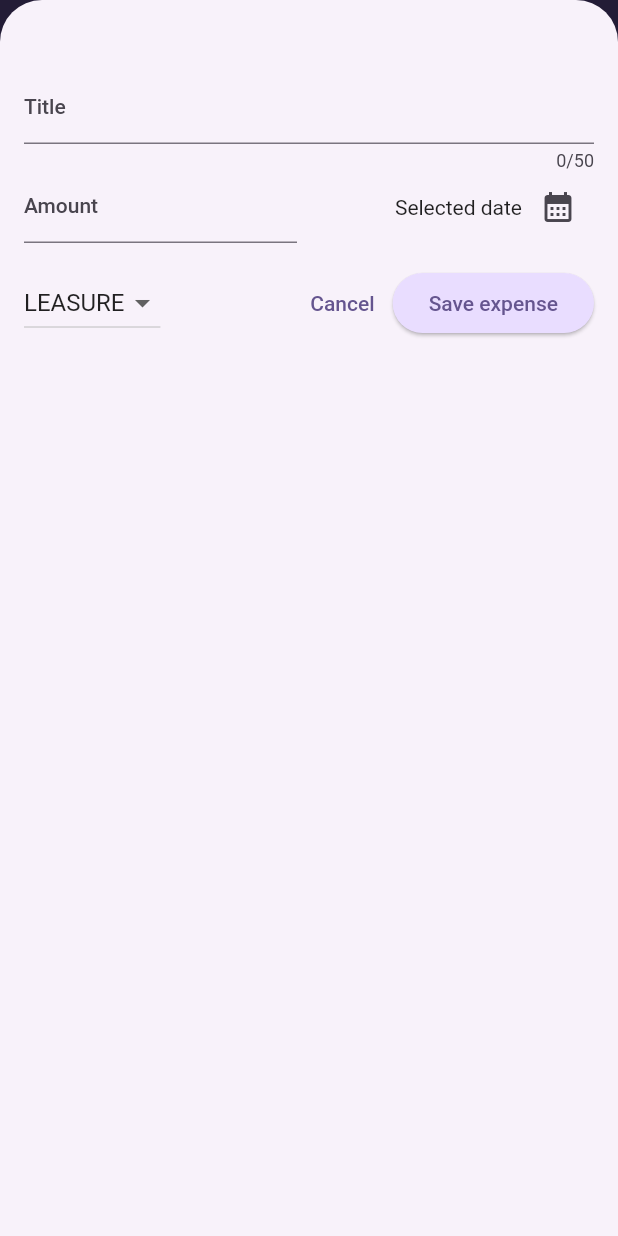
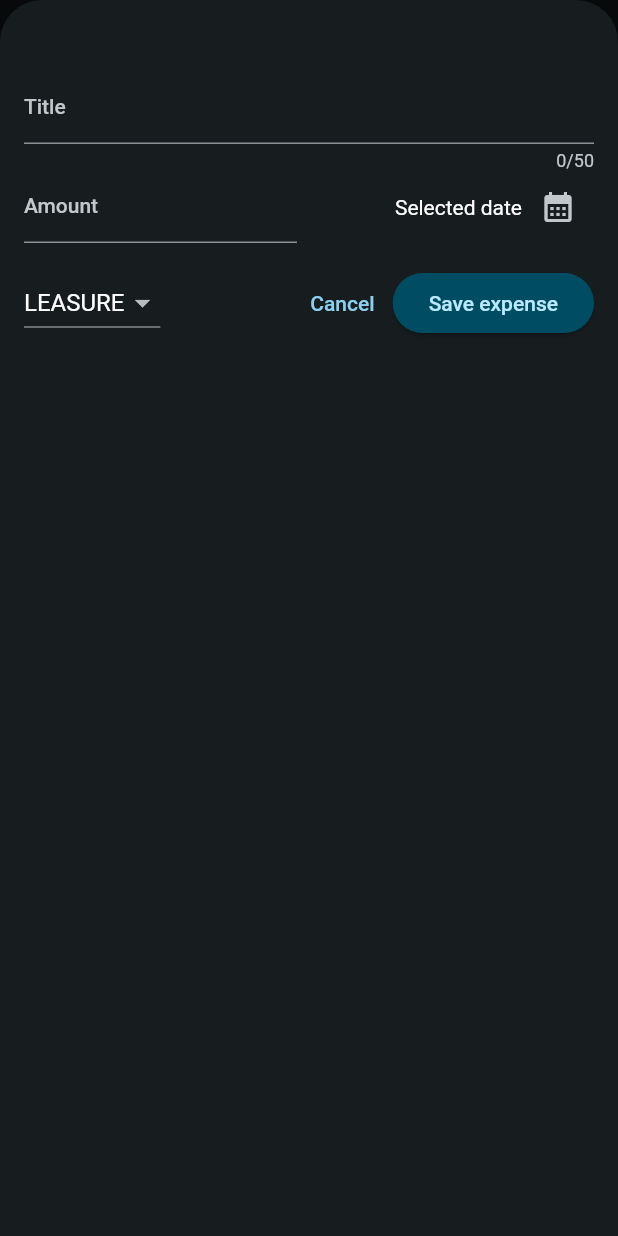
Before and after one commit to damian-rog/expense-tracker, a Flutter app: the screen it shows after launch, after a tap on the "add" icon, on a phone screen of 412 x 824 dp. Run offline on Flutter 3.47's test engine with Material 2 defaults, Android fonts, the phone set to English and light mode, and no system bars.

Commit message:
darkMode created

```diff
--- a/lib/main.dart
+++ b/lib/main.dart
@@ -1,12 +1,35 @@
 import 'package:expense_tracker/widgets/expenses.dart';
 import 'package:flutter/material.dart';
 
-var kColorScheme =
-    ColorScheme.fromSeed(seedColor: Color.fromARGB(255, 96, 59, 181));
+var kColorScheme = ColorScheme.fromSeed(
+  seedColor: const Color.fromARGB(255, 96, 59, 181),
+);
+
+var kDarkColorScheme = ColorScheme.fromSeed(
+  brightness: Brightness.dark, // tells flutter that this scheme is for DarkMode
+  seedColor: const Color.fromARGB(255, 5, 99, 125),
+);
 
 void main() {
   runApp(
     MaterialApp(
+      darkTheme: ThemeData.dark().copyWith(
+        useMaterial3: true,
+        colorScheme: kDarkColorScheme,
+        cardTheme: const CardTheme().copyWith(
+          color: kDarkColorScheme.secondaryContainer,
+          margin: const EdgeInsets.symmetric(horizontal: 16, vertical: 8),
+        ),
+        appBarTheme: const AppBarTheme().copyWith(
+          centerTitle: false,
+        ),
+        elevatedButtonTheme: ElevatedButtonThemeData(
+          style: ElevatedButton.styleFrom(
+            backgroundColor: kDarkColorScheme.primaryContainer,
+            foregroundColor: kDarkColorScheme.onPrimaryContainer,
+          ),
+        ),
+      ),
       //widget for setting up your app theme
       theme: ThemeData().copyWith(
         useMaterial3: true,
@@ -34,6 +57,7 @@ void main() {
               ),
             ),
       ),
+      themeMode: ThemeMode.dark,
       home: const Expenses(),
     ),
   );
```
